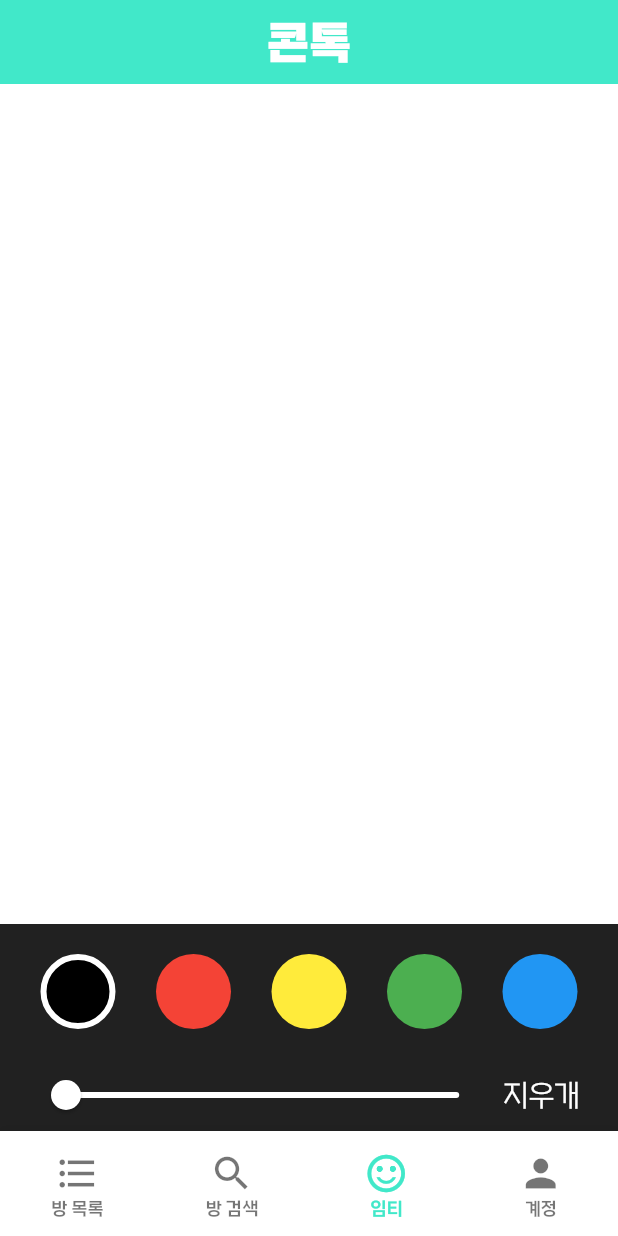
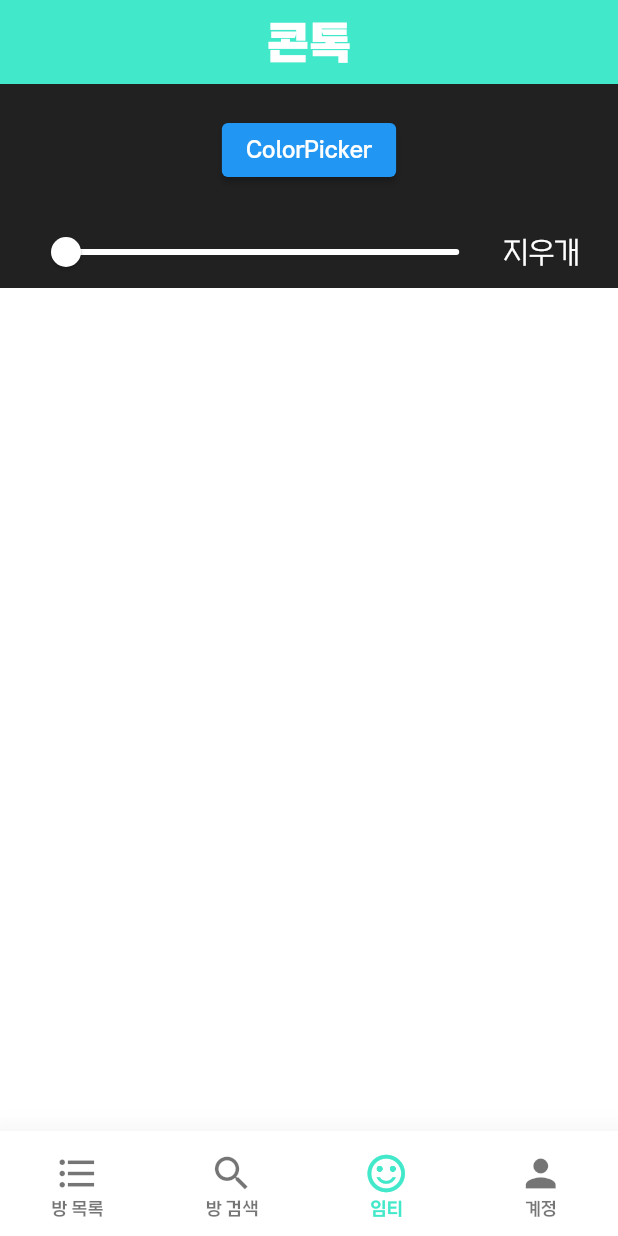
Before and after one commit to cyerin138/my_chatapp, a Flutter app: the HomePage screen opened directly, item 3 of the bottom bar chosen, on a phone screen of 412 x 824 dp. Run offline on Flutter 3.47's test engine with Material 2 defaults, Android fonts, the phone set to English and light mode, and no system bars; our stand-ins replace cloud_firestore, firebase_auth, firebase_core, flutter_chat_bubble, flutter_colorpicker, shared_preferences; missing offline and left inert: cloud_firestore_web, firebase_auth_web, firebase_core_web, shared_preferences_web; accounts and stored records are empty.

Commit message:
color picker

```diff
--- a/lib/pages/drawing_page.dart
+++ b/lib/pages/drawing_page.dart
@@ -2,57 +2,65 @@ import 'dart:math';
 
 import 'package:flutter/material.dart';
 import 'package:provider/provider.dart';
+import 'package:flutter_colorpicker/flutter_colorpicker.dart';
 
-class DotInfo{
+class DotInfo {
   DotInfo(this.offset, this.size, this.color);
+
   final Offset offset;
   final double size;
   final Color color;
 }
 
-
-class DrawingProvider extends ChangeNotifier{
+class DrawingProvider extends ChangeNotifier {
   final lines = <List<DotInfo>>[];
 
   double _size = 3;
+
   double get size => _size;
-  set changeSize(double size){
+
+  set changeSize(double size) {
     _size = size;
     notifyListeners();
   }
 
   Color _color = Colors.black;
+
   Color get color => _color;
-  set changeColor(Color color){
+
+  set changeColor(Color color) {
     _color = color;
     notifyListeners();
   }
 
   bool _eraseMode = false;
+
   bool get eraseMode => _eraseMode;
 
-  void changeEraseMode(){
+  void changeEraseMode() {
     _eraseMode = !_eraseMode;
     notifyListeners();
   }
 
-  void drawStart(Offset offset){
+  void drawStart(Offset offset) {
     var oneLine = <DotInfo>[];
     oneLine.add(DotInfo(offset, size, color));
     lines.add(oneLine);
     notifyListeners();
   }
 
-  void drawing(Offset offset){
+  void drawing(Offset offset) {
     lines.last.add(DotInfo(offset, size, color));
     notifyListeners();
   }
 
-  void erase(Offset offset){
+  void erase(Offset offset) {
     final eraseGap = 15;
-    for(var oneLine in List<List<DotInfo>>.from(lines)){
-      for(var oneDot in oneLine){
-        if(sqrt(pow((offset.dx - oneDot.offset.dx), 2) + pow((offset.dy - oneDot.offset.dy), 2)) < eraseGap){
+    for (var oneLine in List<List<DotInfo>>.from(lines)) {
+      for (var oneDot in oneLine) {
+        if (sqrt(pow((offset.dx - oneDot.offset.dx), 2) +
+                pow((offset.dy - oneDot.offset.dy), 2)) <
+            eraseGap) {
           lines.remove(oneLine);
           break;
         }
@@ -62,53 +70,33 @@ class DrawingProvider extends ChangeNotifier{
   }
 }
 
-
 class DrawingPage extends StatefulWidget {
-
   const DrawingPage({Key? key}) : super(key: key);
 
   @override
   State<DrawingPage> createState() => _DrawingPageState();
 }
 
+class _DrawingPageState extends State<DrawingPage> {
+  // create some values
+  Color pickerColor = Color(0xff443a49);
+  Color currentColor = Color(0xff443a49);
 
-class _DrawingPageState extends State<DrawingPage> {
+// ValueChanged<Color> callback
+  void changeColor(Color color) {
+    setState(() => pickerColor = color);
+  }
+
   @override
   Widget build(BuildContext context) {
     var p = Provider.of<DrawingProvider>(context);
     return Container(
       child: Column(
         children: [
-          Expanded(
-              child: Stack(
-                children: [
-                  Positioned.fill(child: CustomPaint(
-                    painter: DrawingPainter(p.lines),
-                  )),
-                  GestureDetector(
-                    behavior: HitTestBehavior.translucent,
-                    onPanStart: (s) {
-                      if(p.eraseMode){
-                        p.erase(s.localPosition);
-                      }else{
-                        p.drawStart(s.localPosition);
-                      }
-                    },
-                    onPanUpdate: (s) {
-                      if(p.eraseMode){
-                        p.erase(s.localPosition);
-                      }else{
-                        p.drawing(s.localPosition);
-                      }
-                    },
-                    child: Container(),
-                  ),
-                ],
-              )),
           Container(
             color: Colors.grey[900],
             padding:
-            EdgeInsets.only(bottom: MediaQuery.of(context).padding.bottom),
+                EdgeInsets.only(bottom: MediaQuery.of(context).padding.bottom),
             child: Column(
               mainAxisSize: MainAxisSize.min,
               children: [
@@ -117,11 +105,16 @@ class _DrawingPageState extends State<DrawingPage> {
                   child: Row(
                     mainAxisAlignment: MainAxisAlignment.spaceEvenly,
                     children: [
-                      _colorWidget(Colors.black),
-                      _colorWidget(Colors.red),
-                      _colorWidget(Colors.yellow),
-                      _colorWidget(Colors.green),
-                      _colorWidget(Colors.blue),
+                      // _colorWidget(Colors.black),
+                      // _colorWidget(Colors.red),
+                      // _colorWidget(Colors.yellow),
+                      // _colorWidget(Colors.green),
+                      // _colorWidget(Colors.blue),
+                      ElevatedButton(
+                          onPressed: () {
+                            colorDialog(context);
+                          },
+                          child: Text("ColorPicker"))
                     ],
                   ),
                 ),
@@ -165,6 +158,33 @@ class _DrawingPageState extends State<DrawingPage> {
               ],
             ),
           ),
+          Expanded(
+              child: Stack(
+            children: [
+              Positioned.fill(
+                  child: CustomPaint(
+                painter: DrawingPainter(p.lines),
+              )),
+              GestureDetector(
+                behavior: HitTestBehavior.translucent,
+                onPanStart: (s) {
+                  if (p.eraseMode) {
+                    p.erase(s.localPosition);
+                  } else {
+                    p.drawStart(s.localPosition);
+                  }
+                },
+                onPanUpdate: (s) {
+                  if (p.eraseMode) {
+                    p.erase(s.localPosition);
+                  } else {
+                    p.drawing(s.localPosition);
+                  }
+                },
+                child: Container(),
+              ),
+            ],
+          )),
         ],
       ),
     );
@@ -189,25 +209,62 @@ class _DrawingPageState extends State<DrawingPage> {
       ),
     );
   }
+
+  colorDialog(BuildContext context) {
+    showDialog(
+        barrierDismissible: false,
+        context: context,
+        builder: (context) {
+          return AlertDialog(
+            title: const Text('ColorPicker'),
+            content: SingleChildScrollView(
+              child: Column(
+                children: [
+                  ColorPicker(
+                    pickerColor: pickerColor,
+                    onColorChanged: changeColor,
+                  ),
+                  ElevatedButton(
+                    child: const Text('확인'),
+                    onPressed: () {
+                      setState(() => currentColor = pickerColor);
+                      _colorWidget(pickerColor);
+                      Navigator.of(context).pop();
+                    },
+                  ),
+                ],
+              ),
+            ),
+          );
+        });
+  }
 }
 
-class DrawingPainter extends CustomPainter{
+class DrawingPainter extends CustomPainter {
   DrawingPainter(this.lines);
+
   final List<List<DotInfo>> lines;
+
   @override
   void paint(Canvas canvas, Size size) {
-    for(var oneLine in lines){
+    for (var oneLine in lines) {
       Color? color;
       double? size;
       var l = <Offset>[];
       var p = Path();
-      for(var oneDot in oneLine){
+      for (var oneDot in oneLine) {
         color ??= oneDot.color;
         size ??= oneDot.size;
         l.add(oneDot.offset);
       }
       p.addPolygon(l, false);
-      canvas.drawPath(p, Paint()..color = color as Color ..strokeWidth=size as double ..strokeCap=StrokeCap.round..style=PaintingStyle.stroke);
+      canvas.drawPath(
+          p,
+          Paint()
+            ..color = color as Color
+            ..strokeWidth = size as double
+            ..strokeCap = StrokeCap.round
+            ..style = PaintingStyle.stroke);
     }
   }
 
@@ -216,5 +273,4 @@ class DrawingPainter extends CustomPainter{
     // TODO: implement shouldRepaint
     return true;
   }
-
 }
--- a/pubspec.yaml
+++ b/pubspec.yaml
@@ -41,6 +41,7 @@ dependencies:
   cloud_firestore: ^4.8.1
   shared_preferences: ^2.1.2
   flutter_chat_bubble: ^2.0.2
+  flutter_colorpicker: ^1.0.3
 
 dev_dependencies:
   flutter_test:
```
Also changed, not shown: pubspec.lock.
